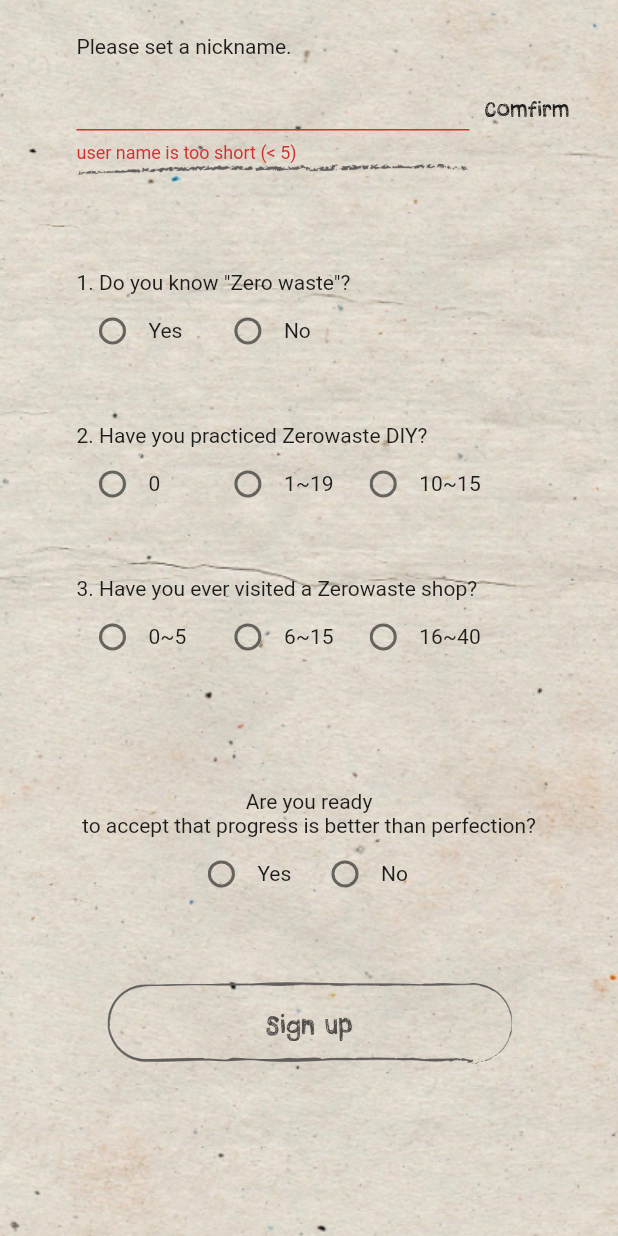
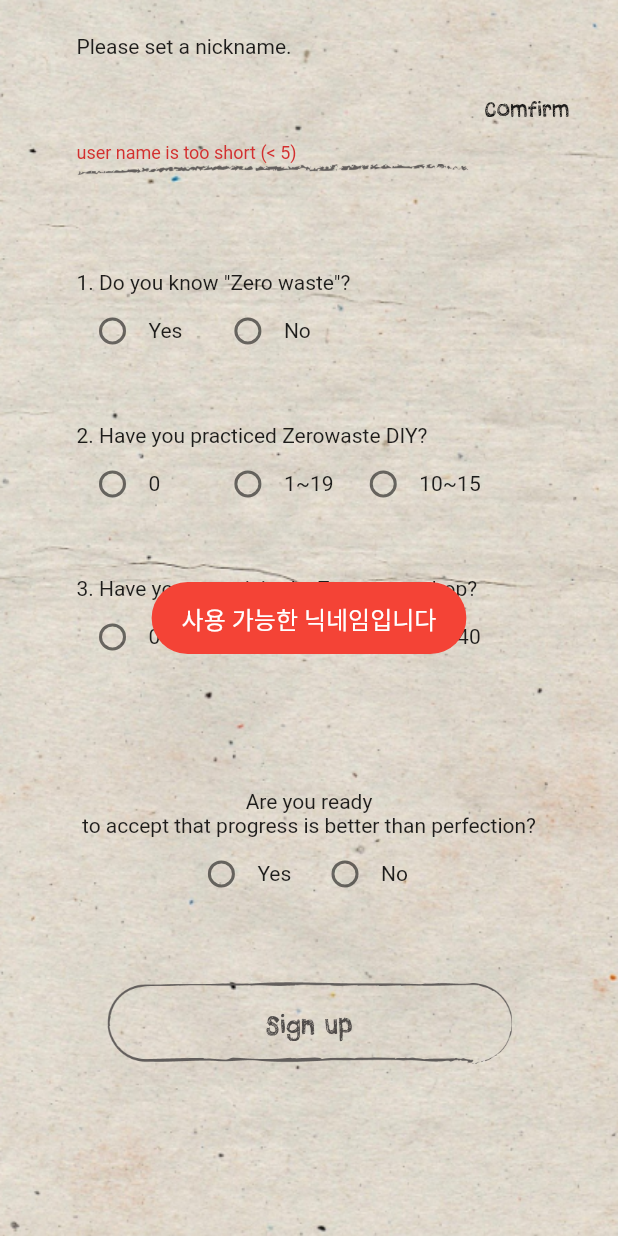
Before and after one commit to 210-reverof/dailyzerowaste, a Flutter app: the QuestionPage screen opened directly, scrolled down 80 dp, after a tap on "Comfirm", on a phone screen of 412 x 824 dp. Run offline on Flutter 3.47's test engine with Material 2 defaults, Android fonts, the phone set to English and light mode, and no system bars; our stand-ins replace cloud_firestore, firebase_core, firebase_storage, fluttertoast, google_maps_flutter, google_sign_in and 1 more; accounts and stored records are empty.

Commit message:
[210] : feedupload UI & comfirm function & searchpage expand

```diff
--- a/dailyzerowaste/lib/bottomBar.dart
+++ b/dailyzerowaste/lib/bottomBar.dart
@@ -3,7 +3,9 @@ import 'login.dart';
 import 'mypage.dart';
 import 'search.dart';
 import 'temp.dart';
+import 'feedupload.dart';
 import 'zeroWasteShop.dart';
+import 'question.dart';
 
 class BottomBar extends StatefulWidget {
   @override
@@ -18,7 +20,7 @@ class _bottomBar extends State<BottomBar> {
     //LoginPage(),
     Temp(), // 1번
     ZeroWasteShop(), // 2번
-    Temp(), // 3번
+    FeedUploadPage(), // 3번
     //Temp(), // 4번
     SearchPage(), // 4번
     Temp(), // 5번
--- a/dailyzerowaste/lib/login.dart
+++ b/dailyzerowaste/lib/login.dart
@@ -6,6 +6,8 @@ import 'package:firebase_core/firebase_core.dart';
 import 'package:google_sign_in/google_sign_in.dart';
 import 'package:cloud_firestore/cloud_firestore.dart';
 import 'package:dailyzerowaste/model/user.dart';
+
+import 'bottomBar.dart';
 
 final GoogleSignIn googleSignIn = new GoogleSignIn();
 // variable for firestore collection 'users'
@@ -112,7 +114,7 @@ class _login extends State<LoginPage> {
   }
 
   buildHomeScreen() {
-    return MyPage(currentUser);
+    return BottomBar();
   }
 
   buildSignInScreen() {
--- a/dailyzerowaste/lib/main.dart
+++ b/dailyzerowaste/lib/main.dart
@@ -1,6 +1,7 @@
 import 'package:flutter/material.dart';
 import 'package:firebase_core/firebase_core.dart';
 import 'bottomBar.dart';
+import 'login.dart';
 
 /*void main() {
   runApp(MyApp());
@@ -26,7 +27,7 @@ class MyApp extends StatelessWidget {
             fit: BoxFit.cover,
           ),
         ),
-        child: BottomBar(),
+        child: LoginPage(),
       ),
     );
   }
--- a/dailyzerowaste/lib/question.dart
+++ b/dailyzerowaste/lib/question.dart
@@ -1,5 +1,56 @@
 import 'dart:async';
 import 'package:flutter/material.dart';
+import 'package:cloud_firestore/cloud_firestore.dart';
+import 'package:fluttertoast/fluttertoast.dart';
+
+checkExist(flag, str) {
+  FirebaseFirestore.instance
+      .collection('users')
+      .where('invitation_code', isEqualTo: str)
+      .get()
+      .then((value) {
+    if (value.docs.isNotEmpty) {
+      flag = true;
+    } else {
+      flag = false;
+    }
+  });
+}
+
+comfirm(str, ReturnNickname user) async {
+  // 해당 유저의 db정보 가져오기
+  /*
+    DocumentSnapshot documentSnapshot =
+       // await FirebaseFirestore.instance.collection('users').doc().get();
+       await FirebaseFirestore.instance.collection('users').;*/
+       user.nickname = str;
+  FirebaseFirestore.instance
+      .collection('users')
+      .where('username', isEqualTo: str)
+      .get()
+      .then((value) {
+    if (value.docs.isEmpty) {
+      Fluttertoast.showToast(
+          msg: "사용 가능한 닉네임입니다",
+          toastLength: Toast.LENGTH_SHORT,
+          gravity: ToastGravity.CENTER,
+          timeInSecForIosWeb: 1,
+          backgroundColor: Colors.red,
+          textColor: Colors.white,
+          fontSize: 16.0);
+    } else {
+      user.nickname = "";
+      Fluttertoast.showToast(
+          msg: "사용 불가한 닉네임입니다",
+          toastLength: Toast.LENGTH_SHORT,
+          gravity: ToastGravity.CENTER,
+          timeInSecForIosWeb: 1,
+          backgroundColor: Colors.red,
+          textColor: Colors.white,
+          fontSize: 16.0);
+    }
+  });
+}
 
 class ReturnNickname {
   String nickname;
@@ -28,19 +79,18 @@
   int _readyQ = 0;
   ReturnNickname user;
   TextEditingController nicknameController;
+  String input;
 
   submitNickname() {
     checkStep();
 
-    if (user.step == null || user.nickname == null) return;
+    if (user.step == "" || user.nickname == "") return;
 
     if (user.step == "e1") {
-      print("e1");
       return;
     }
 
     if (user.step == "e2") {
-      print("e2");
       return;
     }
 
@@ -48,11 +98,8 @@
     if (form.validate()) {
       form.save();
 
-/*
-      SnackBar snackBar = SnackBar(content: Text('Welcome ' + user.nickname));
-      _scaffoldKey.currentState.showSnackBar(snackBar);*/
       print(user.nickname.toString() + " " + user.step.toString());
-      Timer(Duration(seconds: 4), () {
+      Timer(Duration(seconds: 1), () {
         Navigator.pop(context, user);
       });
     }
@@ -84,7 +131,7 @@
 
   @override
   Widget build(BuildContext context) {
-    user = ReturnNickname.setNickname("dddd");
+    user = ReturnNickname.setNickname("");
     user.step = "";
     return Container(
       decoration: BoxDecoration(
@@ -93,6 +140,15 @@
           fit: BoxFit.cover,
         ),
       ),
+      child: GestureDetector(
+        onTap: () {
+          //만약 바탕을 터치하면 포커스 제거하기 (키보드 내려가도록)
+          FocusScopeNode currentFocus = FocusScope.of(context);
+
+          if (!currentFocus.hasPrimaryFocus) {
+            currentFocus.unfocus();
+          }
+        },
         child: Scaffold(
           body: Container(
             child: ListView(
@@ -149,21 +205,31 @@
                                             key: _formKey,
                                             autovalidate: true,
                                             child: TextFormField(
+                                              onChanged: (val) {
+                                                //텍스트폼필드에 변화가 있을 때마다
+                                                setState(() {
+                                                  input = val; //검색텍스트 갱신
+                                                });
+                                              },
+                                              decoration: InputDecoration(
+                                                border: InputBorder.none,
+                                              ),
                                               style: TextStyle(
-                                          color: Colors.white,
+                                                color: Colors.black87,
                                               ),
                                               validator: (val) {
                                                 if (val.trim().length < 5 ||
                                                     val.isEmpty) {
                                                   return 'user name is too short (< 5)';
-                                          } else if (val.trim().length > 15 ||
+                                                } else if (val.trim().length >
+                                                        15 ||
                                                     val.isEmpty) {
                                                   return 'user name is too long (> 15)';
                                                 } else {
                                                   return null;
                                                 }
                                               },
-                                        onSaved: (val) => user.nickname = val,
+                                             // onSaved: (val) => input = val,
                                             ))),
                                     InkWell(
                                       child: Container(
@@ -176,7 +242,10 @@
                                           ),
                                         ),
                                       ),
-                                    onTap: () {},
+                                      onTap: () {
+                                        print(input);
+                                        comfirm(input, user);
+                                      },
                                     ),
                                   ],
                                 ),
@@ -528,6 +597,7 @@
             ),
           ),
         ),
+      ),
     );
   }
 }
--- a/dailyzerowaste/lib/search.dart
+++ b/dailyzerowaste/lib/search.dart
@@ -77,14 +77,14 @@ class _search extends State<SearchPage> {
 
   //쿼리문 스냅샷 문서를 인자로 갖고 리스트뷰를 반환하는 함수
   Widget _buildList(BuildContext context, List<DocumentSnapshot> snapshot) {
-    return ListView(
+    return Expanded(child: ListView(
       scrollDirection: Axis.vertical,
       shrinkWrap: true,
       padding: const EdgeInsets.only(top: 20.0),
       children: snapshot
           .map((data) => _buildListItem(context, data))
           .toList(), //문서마다 리스트뷰_타일 생성 함수(생성자) 호출
-    );
+    ));
   }
 
   //각 문서의 데이터를 인자로 갖고 리스트뷰_타일(각 사각항목)을 반환하는 함수
--- a/dailyzerowaste/pubspec.yaml
+++ b/dailyzerowaste/pubspec.yaml
@@ -29,6 +29,7 @@ dependencies:
   firebase_auth: ^1.0.1
   google_sign_in: ^5.0.0
   firebase_storage: ^8.0.0
+  fluttertoast: ^8.0.3
 
 
   # The following adds the Cupertino Icons font to your application.
@@ -74,6 +75,7 @@ flutter:
    - image/bottom_navigator/profile.png
    - image/bottom_navigator/search.png
    - image/bottom_navigator/step.png
+   - image/select_background.png
 
   # An image asset can refer to one or more resolution-specific "variants", see
   # https://flutter.dev/assets-and-images/#resolution-aware.
```
Also changed, not shown: dailyzerowaste/lib/feedupload.dart (added, +293 -0 lines), dailyzerowaste/image/select_background.png (added), dailyzerowaste/pubspec.lock. Lines whose indentation alone changed are shown as unchanged.
